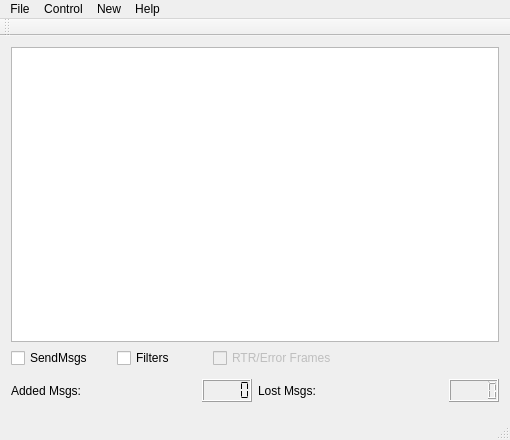
First picture: the form in mainwindow.ui, repository RauchendeKanonen/qcanobserver, before the edit.
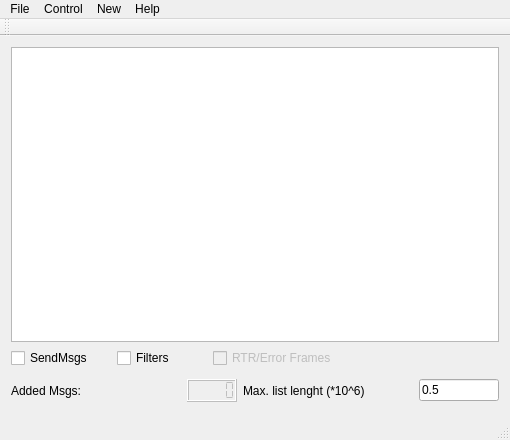
Second picture: the form after the edit.

What changed in the file:
```diff
--- a/mainwindow.ui
+++ b/mainwindow.ui
@@ -88,6 +88,9 @@
       </item>
       <item>
        <widget class="QLCDNumber" name="MsgCounter">
+        <property name="enabled">
+         <bool>false</bool>
+        </property>
         <property name="maximumSize">
          <size>
           <width>50</width>
@@ -102,18 +105,21 @@
       <item>
        <widget class="QLabel" name="label">
         <property name="text">
-         <string>Lost Msgs:</string>
+         <string>Max. list lenght (*10^6)</string>
         </property>
        </widget>
       </item>
       <item>
-       <widget class="QLCDNumber" name="MsgLossWarning">
+       <widget class="QLineEdit" name="listLengtLineEdit">
         <property name="maximumSize">
          <size>
-          <width>50</width>
+          <width>80</width>
           <height>16777215</height>
          </size>
         </property>
+        <property name="text">
+         <string>0.5</string>
+        </property>
        </widget>
       </item>
      </layout>
```
